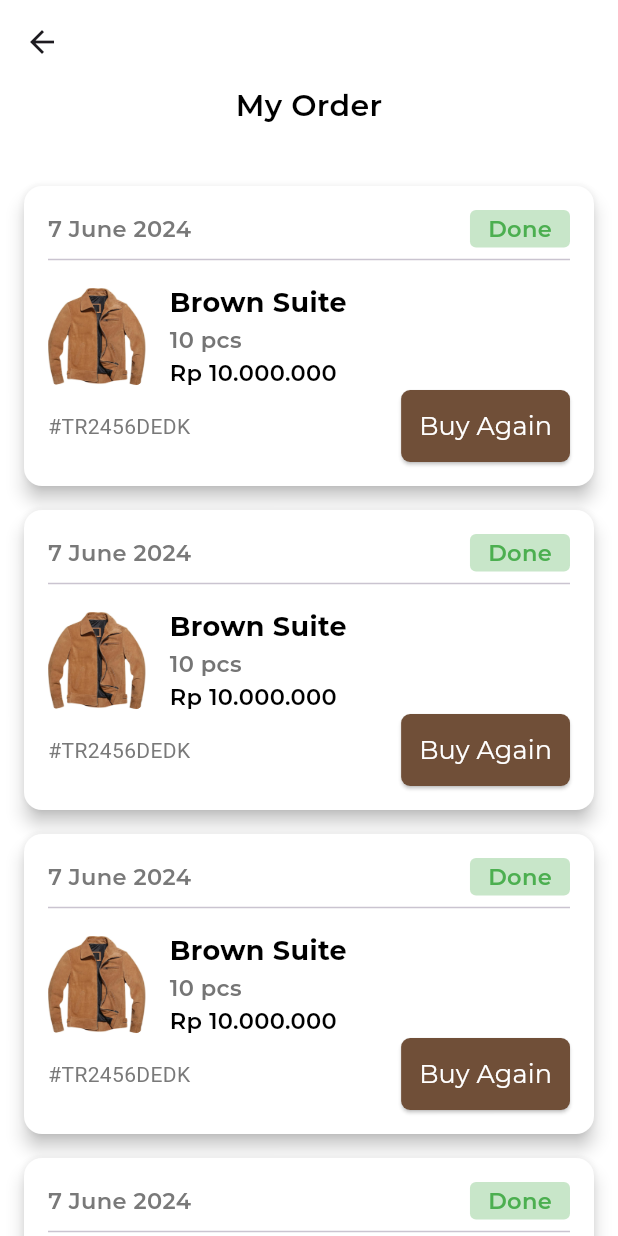
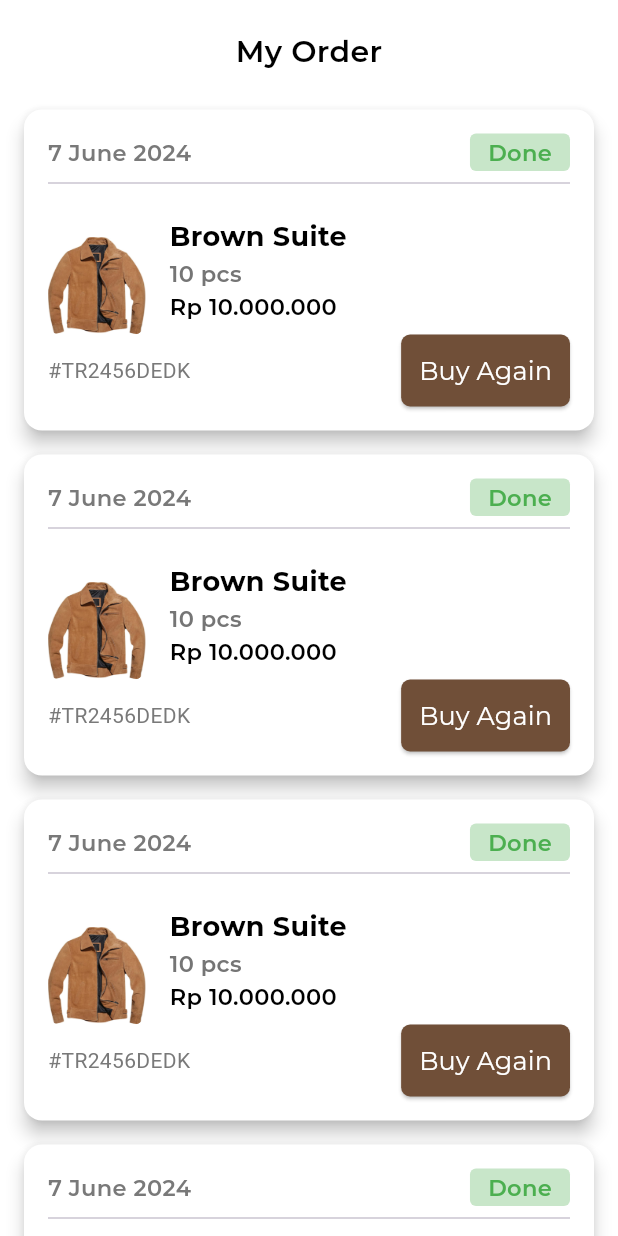
Before and after one commit to Daffaaditya2807/online-store-app-grup3, a Flutter app: the TransactionHistoryPage screen opened directly, on a phone screen of 412 x 824 dp. Run offline on Flutter 3.47's test engine with Material 3 defaults, Android fonts, the phone set to English and light mode, and no system bars; our stand-ins replace buttons_tabbar, carousel_slider, dotted_line, google_fonts, persistent_bottom_nav_bar.

Commit message:
merge conflict

```diff
--- a/lib/page/my_order.dart
+++ b/lib/page/my_order.dart
@@ -2,24 +2,18 @@ import 'package:flutter/material.dart';
 import 'package:google_fonts/google_fonts.dart';
 
 import 'package:online_app_final_project/component/list_colour.dart';
-
 
 class TransactionHistoryPage extends StatelessWidget {
   @override
   Widget build(BuildContext context) {
     return Scaffold(
       backgroundColor: Colors.white,
-      appBar: PreferredSize(
-        preferredSize: Size.fromHeight(100.0),
+      body: SingleChildScrollView(
+        child: SafeArea(
           child: Column(
             children: [
-            AppBar(
-              leading: IconButton(
-                icon: Icon(Icons.arrow_back),
-                onPressed: () {},
-              ),
-              backgroundColor: Colors.white,
-              elevation: 0,
+              const SizedBox(
+                height: 20,
               ),
               Text(
                 'My Order',
@@ -28,28 +22,30 @@ class TransactionHistoryPage extends StatelessWidget {
                     fontSize: 20,
                     fontWeight: FontWeight.w600),
               ),
+              ListView.builder(
+                padding: EdgeInsets.all(16.0),
+                itemCount: 5,
+                shrinkWrap: true,
+                physics: const NeverScrollableScrollPhysics(),
+                itemBuilder: (context, index) {
+                  return TransactionCard();
+                },
+              ),
+              const SizedBox(
+                height: 80,
+              )
             ],
           ),
         ),
-      body: ListView.builder(
-        padding: EdgeInsets.all(16.0),
-        itemCount: 5,
-        itemBuilder: (context, index) {
-          return TransactionCard();
-        },
       ),
     );
   }
 }
 
-class TransactionCard extends StatelessWidget {
-  @override
-  Widget build(BuildContext context) {
+Widget TransactionCard() {
   return Card(
-
     color: Colors.white,
     margin: EdgeInsets.symmetric(vertical: 8.0),
-
     shape: RoundedRectangleBorder(
       borderRadius: BorderRadius.circular(12.0),
     ),
@@ -59,7 +55,6 @@ class TransactionCard extends StatelessWidget {
       child: Column(
         crossAxisAlignment: CrossAxisAlignment.start,
         children: [
-
           _buildTimeAndStatus(),
           Divider(),
           SizedBox(height: 8.0),
@@ -102,9 +97,9 @@ class TransactionCard extends StatelessWidget {
   );
 }
 
-  Positioned _buildImage() {
-    return Positioned(
-      bottom: 50,
+Widget _buildImage() {
+  return Padding(
+    padding: const EdgeInsets.only(top: 20),
     child: ClipRRect(
       borderRadius: BorderRadius.circular(8.0),
       child: Image.asset(
@@ -177,4 +172,3 @@ class TransactionCard extends StatelessWidget {
     ],
   );
 }
-}
--- a/lib/page/navigation_bar.dart
+++ b/lib/page/navigation_bar.dart
@@ -30,9 +30,6 @@ class _NavigationBarBottomState extends State<NavigationBarBottom> {
       // Halaman Transaksi taruh bawah IMPORT
       TransactionHistoryPage(),
       // Halaman Profile taruh bawah IMPORT
-
-      // const Profile()
-
       const Profile()
     ];
   }
--- a/pubspec.yaml
+++ b/pubspec.yaml
@@ -38,11 +38,7 @@ dependencies:
   persistent_bottom_nav_bar: ^5.0.2
   buttons_tabbar: ^1.3.10
   dotted_line: ^3.2.2
-
   carousel_slider: ^4.0.0
-
-  dotted_line: ^3.2.2
-
 
 dev_dependencies:
   flutter_test:
```
Lines whose indentation alone changed are shown as unchanged.
